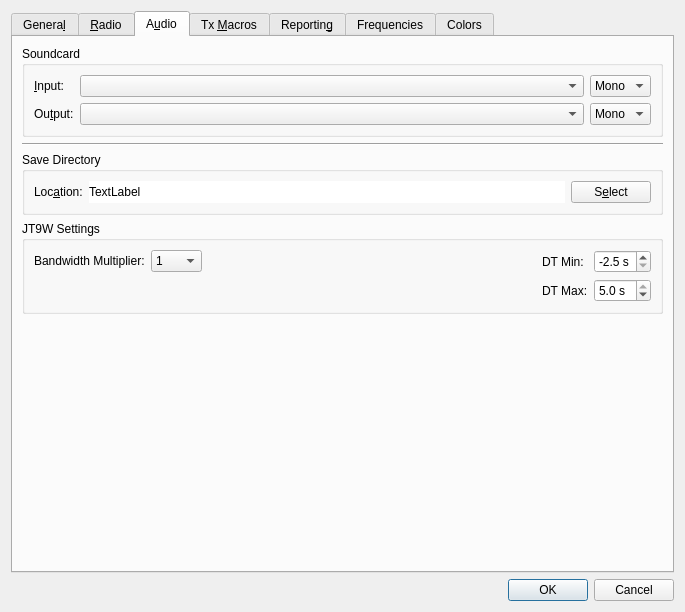
The window that Configuration.ui (saitohirga/WSJT-X) describes before a commit, drawn with Qt 5.
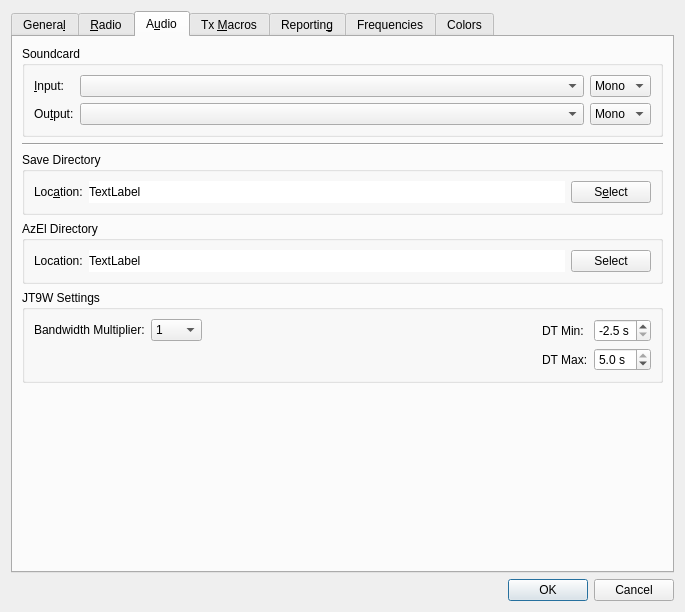
The same window after the commit. The open tabs and pages were chosen to show the change.

Commit message: User-configurable directory for file azel.dat.

```diff
--- a/Configuration.ui
+++ b/Configuration.ui
@@ -1161,6 +1161,26 @@
        <string>Audio interface settings</string>
       </attribute>
       <layout class="QGridLayout" name="gridLayout_5">
+       <item row="6" column="0">
+        <spacer name="verticalSpacer_3">
+         <property name="orientation">
+          <enum>Qt::Vertical</enum>
+         </property>
+         <property name="sizeHint" stdset="0">
+          <size>
+           <width>20</width>
+           <height>40</height>
+          </size>
+         </property>
+        </spacer>
+       </item>
+       <item row="1" column="0">
+        <widget class="Line" name="line_2">
+         <property name="orientation">
+          <enum>Qt::Horizontal</enum>
+         </property>
+        </widget>
+       </item>
        <item row="2" column="0">
         <widget class="QGroupBox" name="save_path_group_box">
          <property name="title">
@@ -1328,7 +1348,7 @@
          </layout>
         </widget>
        </item>
-       <item row="3" column="0">
+       <item row="4" column="0">
         <widget class="QGroupBox" name="jt9w_group_box">
          <property name="title">
           <string>JT9W Settings</string>
@@ -1482,24 +1502,49 @@
          </layout>
         </widget>
        </item>
-       <item row="5" column="0">
-        <spacer name="verticalSpacer_3">
-         <property name="orientation">
-          <enum>Qt::Vertical</enum>
-         </property>
-         <property name="sizeHint" stdset="0">
+       <item row="3" column="0">
+        <widget class="QGroupBox" name="azel_path_group_box">
+         <property name="minimumSize">
           <size>
-           <width>20</width>
-           <height>40</height>
+           <width>0</width>
+           <height>56</height>
           </size>
          </property>
-        </spacer>
-       </item>
-       <item row="1" column="0">
-        <widget class="Line" name="line_2">
-         <property name="orientation">
-          <enum>Qt::Horizontal</enum>
+         <property name="title">
+          <string>AzEl Directory</string>
          </property>
+         <layout class="QHBoxLayout" name="horizontalLayout_10">
+          <item>
+           <widget class="QLabel" name="azel_path_label">
+            <property name="text">
+             <string>Location:</string>
+            </property>
+           </widget>
+          </item>
+          <item>
+           <widget class="QLabel" name="azel_path_display_label">
+            <property name="sizePolicy">
+             <sizepolicy hsizetype="Preferred" vsizetype="Preferred">
+              <horstretch>1</horstretch>
+              <verstretch>0</verstretch>
+             </sizepolicy>
+            </property>
+            <property name="styleSheet">
+             <string notr="true">background-color: rgb(255, 255, 255);</string>
+            </property>
+            <property name="text">
+             <string>TextLabel</string>
+            </property>
+           </widget>
+          </item>
+          <item>
+           <widget class="QPushButton" name="azel_path_select_push_button">
+            <property name="text">
+             <string>Select</string>
+            </property>
+           </widget>
+          </item>
+         </layout>
         </widget>
        </item>
       </layout>
```
Left out of the diff: 8 changed lines with no effect on the pictures. The commit also changes 5 other files.
